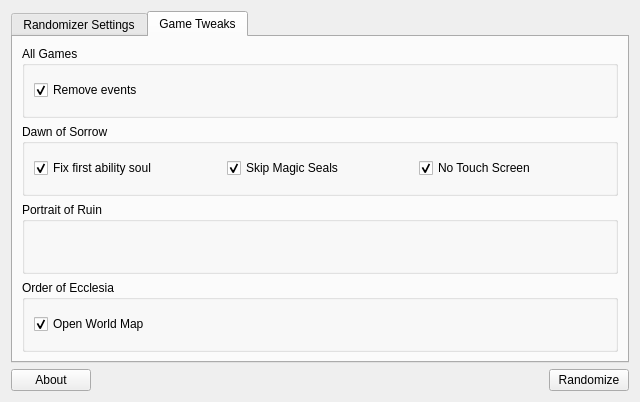
This is randomizer.ui in LagoLunatic/dsvrandom as Qt 5 draws it before an edit. The edited form follows.
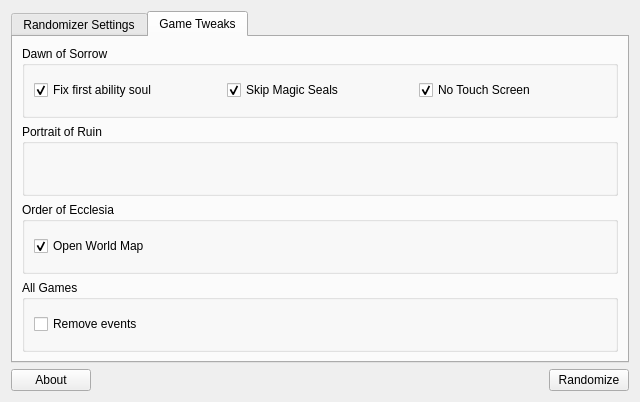
This is the edited form. The open tabs and pages were chosen to show the change. Icons and pictures are not drawn.

Commit message: Uncheck remove events by default

```diff
--- a/randomizer.ui
+++ b/randomizer.ui
@@ -200,25 +200,6 @@
        <string>Game Tweaks</string>
       </attribute>
       <layout class="QVBoxLayout" name="verticalLayout_4">
-       <item>
-        <widget class="QGroupBox" name="groupBox_4">
-         <property name="title">
-          <string>All Games</string>
-         </property>
-         <layout class="QHBoxLayout" name="horizontalLayout_10">
-          <item>
-           <widget class="QCheckBox" name="remove_events">
-            <property name="text">
-             <string>Remove events</string>
-            </property>
-            <property name="checked">
-             <bool>true</bool>
-            </property>
-           </widget>
-          </item>
-         </layout>
-        </widget>
-       </item>
        <item>
         <widget class="QGroupBox" name="groupBox">
          <property name="title">
@@ -285,6 +266,22 @@
          </layout>
         </widget>
        </item>
+       <item>
+        <widget class="QGroupBox" name="groupBox_4">
+         <property name="title">
+          <string>All Games</string>
+         </property>
+         <layout class="QHBoxLayout" name="horizontalLayout_10">
+          <item>
+           <widget class="QCheckBox" name="remove_events">
+            <property name="text">
+             <string>Remove events</string>
+            </property>
+           </widget>
+          </item>
+         </layout>
+        </widget>
+       </item>
       </layout>
       <zorder>groupBox_3</zorder>
       <zorder>groupBox</zorder>
```
